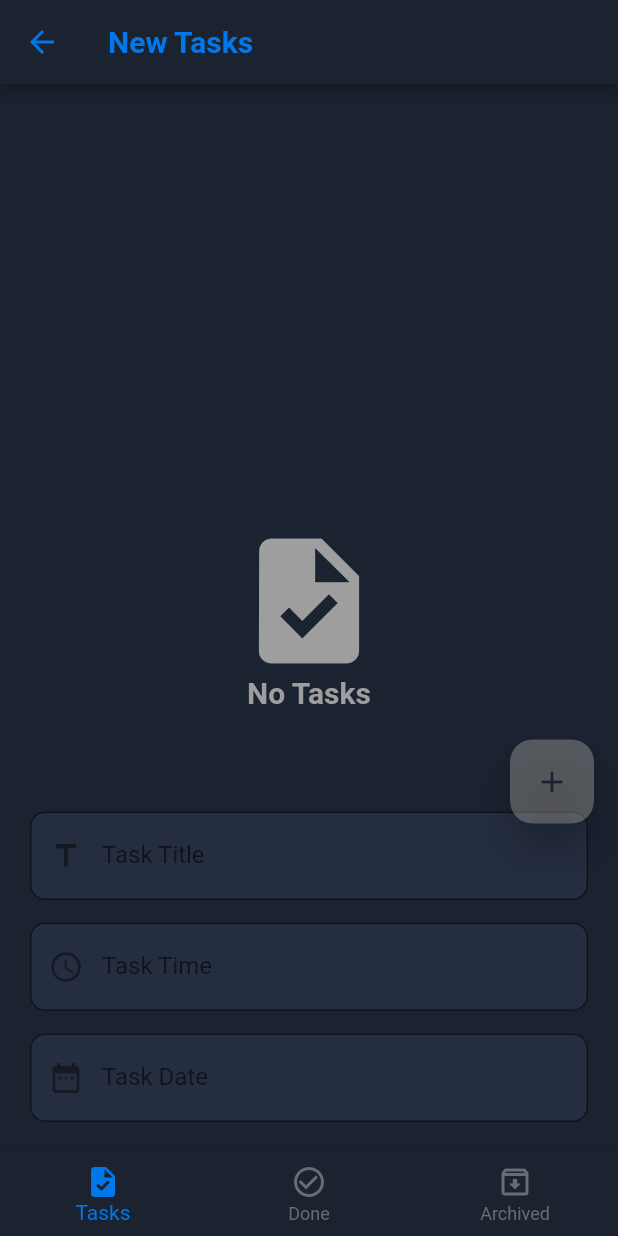
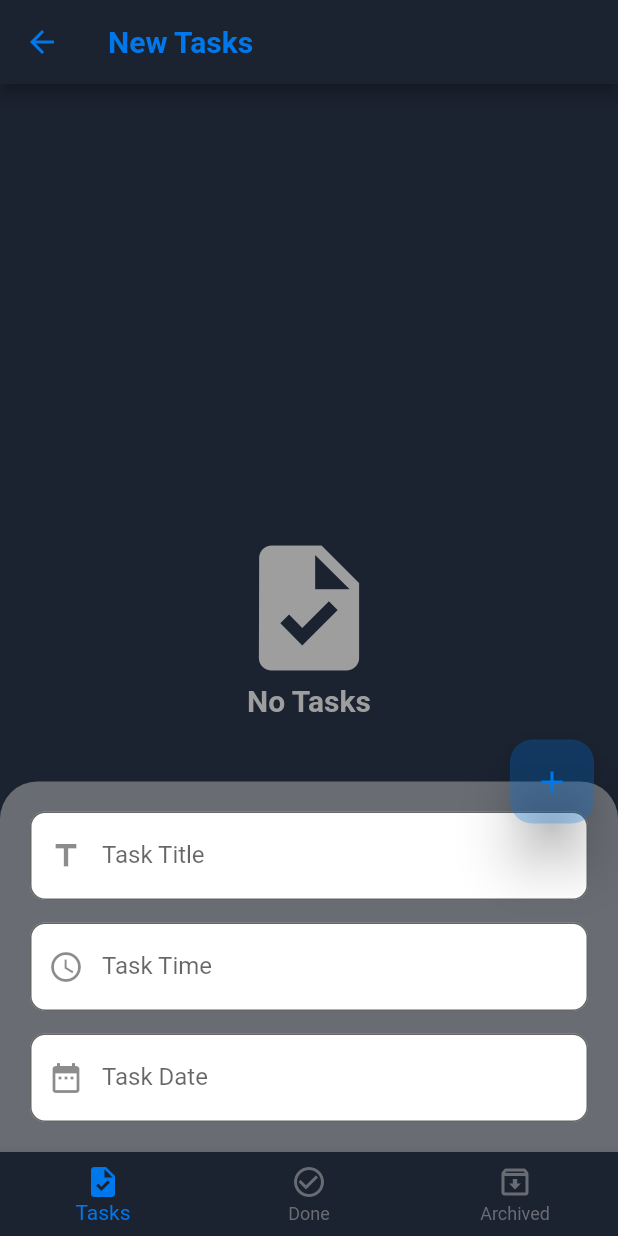
Before and after one commit to Hossam-Sayed/todo, a Flutter app: the screen it shows after launch, after a tap on the "add task" icon, on a phone screen of 412 x 824 dp. Run offline on Flutter 3.47's test engine with Material 2 defaults, Android fonts, the phone set to English and light mode, and no system bars; our stand-ins replace bloc, flutter_bloc, sqflite; accounts and stored records are empty.

```diff
--- a/lib/layout/home_layout.dart
+++ b/lib/layout/home_layout.dart
@@ -1,14 +1,9 @@
 import 'package:flutter/material.dart';
 import 'package:flutter_bloc/flutter_bloc.dart';
-import 'package:home/modules/archived_tasks/archived_tasks_screen.dart';
-import 'package:home/modules/done_tasks/done_tasks_screen.dart';
-import 'package:home/modules/new_tasks/new_tasks_screen.dart';
 import 'package:home/shared/components/components.dart';
-import 'package:home/shared/components/constants.dart';
 import 'package:home/shared/cubit/cubit.dart';
 import 'package:home/shared/cubit/states.dart';
 import 'package:intl/intl.dart';
-import 'package:sqflite/sqflite.dart';
 
 // Create DB
 // Create tables
@@ -44,9 +39,12 @@ class HomeLayout extends StatelessWidget {
                 ),
               ),
             ),
-            body: state != AppGetDatabaseLoadingState()
-                ? cubit.screens[cubit.currentIndex]
-                : const Center(child: CircularProgressIndicator()),
+            body: Container(
+              margin: const EdgeInsets.only(
+                top: 10.0,
+              ),
+              child: cubit.screens[cubit.currentIndex],
+            ),
             backgroundColor: const Color(0xFF1b2230),
             floatingActionButton: FloatingActionButton(
               onPressed: () {
@@ -85,6 +83,7 @@ class HomeLayout extends StatelessWidget {
                                 ),
                                 defaultTextFormField(
                                   controller: timeController,
+                                  readOnlyField: true,
                                   onTap: () {
                                     showTimePicker(
                                       context: context,
@@ -109,6 +108,7 @@ class HomeLayout extends StatelessWidget {
                                 ),
                                 defaultTextFormField(
                                   controller: dateController,
+                                  readOnlyField: true,
                                   onTap: () {
                                     showDatePicker(
                                       context: context,
@@ -134,7 +134,7 @@ class HomeLayout extends StatelessWidget {
                             ),
                           ),
                         ),
-                        backgroundColor: const Color(0xFF1b2230),
+                        backgroundColor: const Color(0xFF696c73),
                         elevation: 50.0,
                         shape: const RoundedRectangleBorder(
                           borderRadius: BorderRadius.vertical(
@@ -151,6 +151,9 @@ class HomeLayout extends StatelessWidget {
                       icon: Icons.add_task,
                       label: 'Add Task',
                     );
+                    titleController.clear();
+                    timeController.clear();
+                    dateController.clear();
                   });
                   cubit.changeBottomSheetState(
                     isShown: true,
@@ -159,9 +162,9 @@ class HomeLayout extends StatelessWidget {
                   );
                 }
               },
-              backgroundColor: const Color(0x44f7f1e3),
-              foregroundColor: const Color(0xFF1b2230),
-              elevation: 10.0,
+              backgroundColor: const Color(0x440078eb),
+              foregroundColor: const Color(0xFF0078eb),
+              elevation: 15.0,
               shape: RoundedRectangleBorder(
                 borderRadius: BorderRadius.circular(
                   15.0,
--- a/lib/modules/archived_tasks/archived_tasks_screen.dart
+++ b/lib/modules/archived_tasks/archived_tasks_screen.dart
@@ -13,7 +13,7 @@ class ArchivedTasksScreen extends StatelessWidget {
       listener: (context, state) {},
       builder: (context, state) {
         var tasks = AppCubit.get(context).archivedTasks;
-        return tasksBuilder(tasks: tasks);
+        return tasksBuilder(tasks: tasks, state: state);
       },
     );
   }
--- a/lib/modules/done_tasks/done_tasks_screen.dart
+++ b/lib/modules/done_tasks/done_tasks_screen.dart
@@ -13,7 +13,7 @@ class DoneTasksScreen extends StatelessWidget {
       listener: (context, state) {},
       builder: (context, state) {
         var tasks = AppCubit.get(context).doneTasks;
-        return tasksBuilder(tasks: tasks);
+        return tasksBuilder(tasks: tasks, state: state);
       },
     );
   }
--- a/lib/modules/new_tasks/new_tasks_screen.dart
+++ b/lib/modules/new_tasks/new_tasks_screen.dart
@@ -13,7 +13,7 @@ class NewTasksScreen extends StatelessWidget {
       listener: (context, state) {},
       builder: (context, state) {
         var tasks = AppCubit.get(context).newTasks;
-        return tasksBuilder(tasks: tasks);
+        return tasksBuilder(tasks: tasks, state: state);
       },
     );
   }
--- a/lib/shared/components/components.dart
+++ b/lib/shared/components/components.dart
@@ -1,5 +1,6 @@
 import 'package:flutter/material.dart';
 import 'package:home/shared/cubit/cubit.dart';
+import 'package:home/shared/cubit/states.dart';
 
 Widget defaultTextFormField({
   required TextEditingController controller,
@@ -7,6 +8,7 @@ Widget defaultTextFormField({
   required String? Function(String?) validator,
   required String label,
   required IconData prefixIcon,
+  bool readOnlyField = false,
   VoidCallback? onTap,
   Function(String)? onFieldSubmitted,
   Function(String)? onChanged,
@@ -15,14 +17,15 @@ Widget defaultTextFormField({
       controller: controller,
       keyboardType: type,
       onFieldSubmitted: onFieldSubmitted,
+      readOnly: readOnlyField,
+      showCursor: true,
       onChanged: onChanged,
       validator: validator,
       onTap: onTap,
-      focusNode: FocusNode(),
       decoration: InputDecoration(
         filled: true,
         labelText: label,
-        fillColor: const Color(0xFF252e41),
+        fillColor: Colors.white,
         prefixIcon: Icon(
           prefixIcon,
         ),
@@ -47,6 +50,11 @@ Widget taskItem(Map model, context) => Dismissible(
           left: 20.0,
         ),
         decoration: const BoxDecoration(
+          gradient: LinearGradient(
+            begin: Alignment.topLeft,
+            end: Alignment.bottomRight,
+            colors: [Color(0xFF252e41), Color(0x00252e41)],
+          ),
           borderRadius: BorderRadius.all(
             Radius.circular(
               10.0,
@@ -139,12 +147,22 @@ Widget taskItem(Map model, context) => Dismissible(
       },
     );
 
-Widget tasksBuilder({required List<Map> tasks}) => tasks.isNotEmpty
-    ? ListView.builder(
+Widget tasksBuilder({
+  required List<Map> tasks,
+  required AppStates state,
+}) {
+  // print('Building a Task =============================');
+  // print('State is $state');
+  // print('tasks are empty? ${tasks.isEmpty}');
+  if (tasks.isNotEmpty) {
+    return ListView.builder(
       itemBuilder: (context, index) => taskItem(tasks[index], context),
       itemCount: tasks.length,
-      )
-    : Center(
+    );
+  } else if (state is AppGetDatabaseState ||
+      state is AppChangeBottomNavBarState ||
+      state is AppChangeBottomSheetState) {
+    return Center(
       child: Column(
         mainAxisAlignment: MainAxisAlignment.center,
         children: const [
@@ -164,6 +182,41 @@ Widget tasksBuilder({required List<Map> tasks}) => tasks.isNotEmpty
         ],
       ),
     );
+  } else {
+    return const Center(
+      child: CircularProgressIndicator(),
+    );
+  }
+  // return tasks.isNotEmpty
+  //     ? ListView.builder(
+  //         itemBuilder: (context, index) => taskItem(tasks[index], context),
+  //         itemCount: tasks.length,
+  //       )
+  //     : state is AppGetDatabaseLoadingState && state is! AppGetDatabaseState
+  //         ? const Center(
+  //             child: CircularProgressIndicator(),
+  //           )
+  //         : Center(
+  //             child: Column(
+  //               mainAxisAlignment: MainAxisAlignment.center,
+  //               children: const [
+  //                 Icon(
+  //                   Icons.task,
+  //                   size: 100.0,
+  //                   color: Colors.grey,
+  //                 ),
+  //                 Text(
+  //                   'No Tasks',
+  //                   style: TextStyle(
+  //                     fontSize: 20.0,
+  //                     color: Colors.grey,
+  //                     fontWeight: FontWeight.bold,
+  //                   ),
+  //                 ),
+  //               ],
+  //             ),
+  //           );
+}
 
 // ffa801
 // 1e272e
```
Lines whose indentation alone changed are shown as unchanged.
